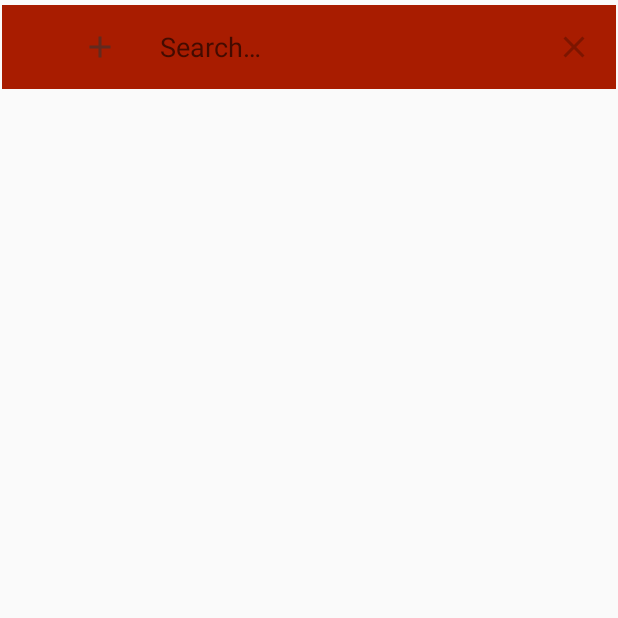
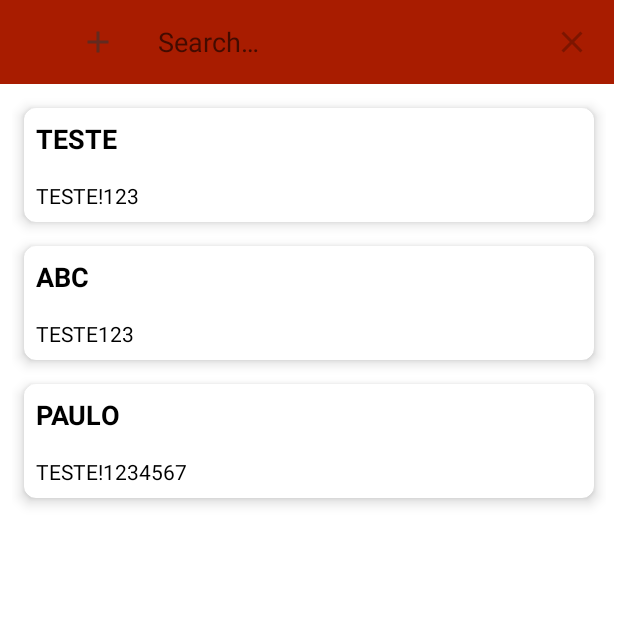
Before and after one commit to JotaCruz20/CM_Desafios, an Android app: the screen it shows after launch (MainActivity), after a tap on "Search", on a phone screen of 412 x 824 dp, the top half of it. Run offline under Robolectric (Android 15) with nearby library versions, the light colour scheme and no system bars; 1 statement that could not run was skipped.

Commit message:
create done

```diff
--- a/Desafio2/app/src/main/java/com/example/desafios2/Adapter.java
+++ b/Desafio2/app/src/main/java/com/example/desafios2/Adapter.java
@@ -44,6 +44,7 @@ public class Adapter extends RecyclerView.Adapter<Adapter.ViewHolder>{
     public void onBindViewHolder(@NonNull ViewHolder holder, int position) {
         Note note = notesList.get(position);
         holder.titleOutput.setText(note.getTitle());
+        holder.bodyOutput.setText(note.getBody());
     }
 
     @Override
@@ -67,10 +68,13 @@ public class Adapter extends RecyclerView.Adapter<Adapter.ViewHolder>{
     }
     public class ViewHolder extends RecyclerView.ViewHolder implements View.OnClickListener, View.OnLongClickListener {
         TextView titleOutput;
+        TextView bodyOutput;
+
 
         public ViewHolder(@NonNull View itemView) {
             super(itemView);
             titleOutput = itemView.findViewById(R.id.Title);
+            bodyOutput = itemView.findViewById(R.id.textView_notes);
 
             if (clickListener != null) {
                 itemView.setOnClickListener(this);
--- a/Desafio2/app/src/main/java/com/example/desafios2/DatabaseHelper.java
+++ b/Desafio2/app/src/main/java/com/example/desafios2/DatabaseHelper.java
@@ -12,7 +12,7 @@ public class DatabaseHelper extends SQLiteOpenHelper {
     private static final int DATABASE_VERSION = 2;
 
     // Database creation sql statement
-    private static final String DATABASE_CREATE = "create table Notes ( _id integer primary key,title text not null, body text not null);";
+    private static final String DATABASE_CREATE = "create table Notes ( _id integer primary key autoincrement ,title text not null, body text not null);";
 
     public DatabaseHelper(Context context) {
         super(context, DATABASE_NAME, null, DATABASE_VERSION);
--- a/Desafio2/app/src/main/java/com/example/desafios2/Fragment1.java
+++ b/Desafio2/app/src/main/java/com/example/desafios2/Fragment1.java
@@ -92,6 +92,7 @@ public class Fragment1 extends Fragment{
                 return true;
             }
             case R.id.add: {
+                sharedViewModel.setNoteId(0);
                 FragmentSwitch fc = (FragmentSwitch) getActivity();
                 fc.replaceFragment(new Fragment2());
                 return true;
@@ -151,6 +152,9 @@ public class Fragment1 extends Fragment{
             @Override
             public void onItemClick(int position, View v) {
                 /** ABRIR PARA O FRAG2 **/
+                sharedViewModel.setNoteId(db.selectRecords().get(position).getId());
+                FragmentSwitch fc = (FragmentSwitch) getActivity();
+                fc.replaceFragment(new Fragment2());
             }
         });
 
@@ -165,7 +169,7 @@ public class Fragment1 extends Fragment{
         return view;
     }
 
-    public void showPopupWindow(final View view, String title, String id, DB db, Adapter adapter) {
+    public void showPopupWindow(final View view, String title, int id, DB db, Adapter adapter) {
         LayoutInflater inflater = (LayoutInflater) view.getContext().getSystemService(view.getContext().LAYOUT_INFLATER_SERVICE);
         View popupView = inflater.inflate(R.layout.popup_window, null);
 
--- a/Desafio2/app/src/main/java/com/example/desafios2/MainActivity.java
+++ b/Desafio2/app/src/main/java/com/example/desafios2/MainActivity.java
@@ -25,10 +25,10 @@ public class MainActivity extends AppCompatActivity implements FragmentSwitch{
 
         SharedViewModel model = new ViewModelProvider(this).get(SharedViewModel.class);
         // SO PARA TESTAR DAR DELETE A ISTO DEPOIS
-        //DB db = new DB(this);
-        //db.createRecords("1","TESTE","TESTE!123");
-        //db.createRecords("2","ABC","TESTE123");
-        //db.createRecords("3","PAULO","TESTE!1234567");
+        DB db = new DB(this);
+        db.createRecords("TESTE","TESTE!123");
+        db.createRecords("ABC","TESTE123");
+        db.createRecords("PAULO","TESTE!1234567");
         //DAR DELETE
 
         if (savedInstanceState == null) {
--- a/Desafio2/app/src/main/java/com/example/desafios2/SharedViewModel.java
+++ b/Desafio2/app/src/main/java/com/example/desafios2/SharedViewModel.java
@@ -8,7 +8,7 @@ import java.util.ArrayList;
 
 public class SharedViewModel extends ViewModel implements  AsyncTask.Callback{
     private final SavedStateHandle state;
-    private MutableLiveData<String> noteId = new MutableLiveData<>();
+    private MutableLiveData<Integer> noteId = new MutableLiveData<>();
     private MutableLiveData<Adapter> adapter = new MutableLiveData<>();
     private MutableLiveData<DB> db = new MutableLiveData<>();
     private AsyncTask asyncTask = new AsyncTask();
@@ -25,19 +25,27 @@ public class SharedViewModel extends ViewModel implements  AsyncTask.Callback{
         this.db.setValue(db);
     }
 
-    public void updateNote(String id,String title, String body){
+    public void updateNote(int id,String title, String body){
 
     }
 
-    public void createNote(String id, String title, String body){
-
+    public void createNote(String title, String body){
+        asyncTask.executeAsyncCreate(this.db.getValue(), title, body,SharedViewModel.this);
     }
 
-    public void updateTitleNote(String id,String title){
+    public int getNoteId() {
+        return this.noteId.getValue();
+    }
+
+    public void setNoteId(int noteId) {
+        this.noteId.setValue(noteId);
+    }
+
+    public void updateTitleNote(int id, String title){
         asyncTask.executeAsyncUpdateTitle(id,title,this.db.getValue(),SharedViewModel.this);
     }
 
-    public void deleteNote(String id){
+    public void deleteNote(int id){
         asyncTask.executeAsyncDelete(id,this.db.getValue(),SharedViewModel.this);
     }
 
--- /dev/null
+++ b/Desafio2/app/src/main/res/drawable/ic_save.xml
@@ -0,0 +1,5 @@
+<vector android:height="24dp" android:tint="#000000"
+    android:viewportHeight="24" android:viewportWidth="24"
+    android:width="24dp" xmlns:android="http://schemas.android.com/apk/res/android">
+    <path android:fillColor="@android:color/white" android:pathData="M17,3L5,3c-1.11,0 -2,0.9 -2,2v14c0,1.1 0.89,2 2,2h14c1.1,0 2,-0.9 2,-2L21,7l-4,-4zM12,19c-1.66,0 -3,-1.34 -3,-3s1.34,-3 3,-3 3,1.34 3,3 -1.34,3 -3,3zM15,9L5,9L5,5h10v4z"/>
+</vector>
--- a/Desafio2/app/src/main/res/layout/activity_main.xml
+++ b/Desafio2/app/src/main/res/layout/activity_main.xml
@@ -1,17 +1,19 @@
 <?xml version="1.0" encoding="utf-8"?>
-<androidx.constraintlayout.widget.ConstraintLayout xmlns:android="http://schemas.android.com/apk/res/android"
+<RelativeLayout xmlns:android="http://schemas.android.com/apk/res/android"
     xmlns:app="http://schemas.android.com/apk/res-auto"
     xmlns:tools="http://schemas.android.com/tools"
     android:layout_width="match_parent"
     android:layout_height="match_parent"
+    android:orientation="vertical"
+    android:background="@color/white"
     tools:context=".MainActivity">
 
     <androidx.fragment.app.FragmentContainerView
         android:id="@+id/fragmentContainerView"
         android:name="com.example.desafios2.Fragment1"
-        android:layout_width="wrap_content"
+        android:layout_width="match_parent"
         android:layout_height="wrap_content"
-        app:layout_constraintEnd_toEndOf="parent"
-        app:layout_constraintStart_toStartOf="parent"
-        app:layout_constraintTop_toTopOf="parent" />
-</androidx.constraintlayout.widget.ConstraintLayout>
+        android:layout_alignParentTop="true"
+        tools:ignore="MissingConstraints" />
+
+</RelativeLayout>
--- a/Desafio2/app/src/main/res/layout/fragment1.xml
+++ b/Desafio2/app/src/main/res/layout/fragment1.xml
@@ -1,5 +1,5 @@
 <?xml version="1.0" encoding="utf-8"?>
-<androidx.constraintlayout.widget.ConstraintLayout xmlns:android="http://schemas.android.com/apk/res/android"
+<RelativeLayout xmlns:android="http://schemas.android.com/apk/res/android"
     xmlns:app="http://schemas.android.com/apk/res-auto"
     xmlns:tools="http://schemas.android.com/tools"
     android:layout_width="match_parent"
@@ -14,21 +14,18 @@
         android:background="?attr/colorPrimary"
         android:minHeight="?attr/actionBarSize"
         android:theme="?attr/actionBarTheme"
+        android:layout_alignParentTop="true"
         app:layout_constraintBottom_toBottomOf="parent"
         app:layout_constraintEnd_toEndOf="parent"
         app:layout_constraintHorizontal_bias="1.0"
         app:layout_constraintStart_toStartOf="parent"
-        app:layout_constraintTop_toTopOf="parent"
         app:layout_constraintVertical_bias="0.005" />
 
     <androidx.recyclerview.widget.RecyclerView
         android:id="@+id/noteList"
-        android:layout_width="380dp"
-        android:layout_height="650dp"
-        android:layout_marginTop="12dp"
-        app:layout_constraintEnd_toEndOf="parent"
-        app:layout_constraintHorizontal_bias="0.483"
-        app:layout_constraintStart_toStartOf="parent"
-        app:layout_constraintTop_toBottomOf="@+id/toolbar" />
+        android:layout_width="match_parent"
+        android:layout_height="match_parent"
+        android:layout_margin="8dp"
+        android:layout_below="@+id/toolbar"/>
 
-</androidx.constraintlayout.widget.ConstraintLayout>
+</RelativeLayout>
--- a/Desafio2/app/src/main/res/layout/note_layout.xml
+++ b/Desafio2/app/src/main/res/layout/note_layout.xml
@@ -1,22 +1,49 @@
 <?xml version="1.0" encoding="utf-8"?>
 <androidx.cardview.widget.CardView xmlns:android="http://schemas.android.com/apk/res/android"
     xmlns:app="http://schemas.android.com/apk/res-auto"
+    android:id="@+id/notes_container"
     android:layout_width="match_parent"
     android:layout_height="wrap_content"
     android:layout_margin="8dp"
-    android:elevation="8dp"
-    app:cardCornerRadius="8dp">
+    app:cardBackgroundColor="@color/white"
+    app:cardCornerRadius="8dp"
+    app:cardElevation="8px">
 
-    <RelativeLayout
+    <LinearLayout
         android:layout_width="match_parent"
-        android:layout_height="wrap_content">
+        android:layout_height="wrap_content"
+        android:orientation="vertical">
+
+        <RelativeLayout
+            android:layout_width="match_parent"
+            android:layout_height="wrap_content">
+
+            <TextView
+                android:id="@+id/Title"
+                android:layout_width="match_parent"
+                android:layout_height="wrap_content"
+                android:layout_alignParentStart="true"
+                android:ellipsize="marquee"
+                android:marqueeRepeatLimit="marquee_forever"
+                android:padding="8dp"
+                android:scrollHorizontally="true"
+                android:singleLine="true"
+                android:text="Title"
+                android:textColor="@color/black"
+                android:textSize="18sp"
+                android:textStyle="bold" />
+        </RelativeLayout>
 
         <TextView
-            android:id="@+id/Title"
+            android:id="@+id/textView_notes"
             android:layout_width="match_parent"
             android:layout_height="wrap_content"
-            android:layout_marginEnd="0dp"
-            android:text="@string/app_name"
-            android:textSize="20sp" />
-    </RelativeLayout>
+            android:maxLines="10"
+            android:padding="8dp"
+            android:text=""
+            android:textColor="@color/black"
+            android:textSize="14sp"
+            android:textStyle="normal" />
+    </LinearLayout>
+
 </androidx.cardview.widget.CardView>
```
Also changed, not shown: Desafio2/app/src/main/java/com/example/desafios2/AsyncTask.java (+5 -4 lines), Desafio2/app/src/main/java/com/example/desafios2/DB.java (+5 -6 lines), Desafio2/app/src/main/java/com/example/desafios2/Fragment2.java (+56 -4 lines), Desafio2/app/src/main/java/com/example/desafios2/Note.java (+5 -4 lines), Desafio2/app/src/main/res/layout/fragment2.xml (+47 -7 lines), Desafio2/app/src/main/res/values/colors.xml (+7 -0 lines).
